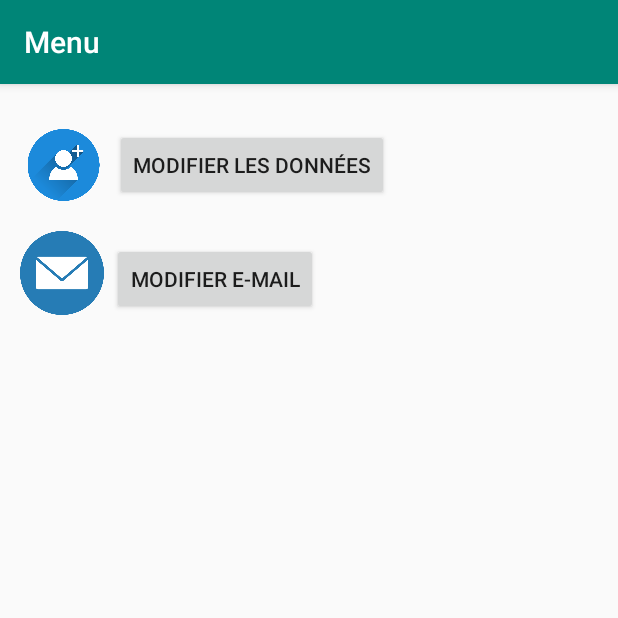
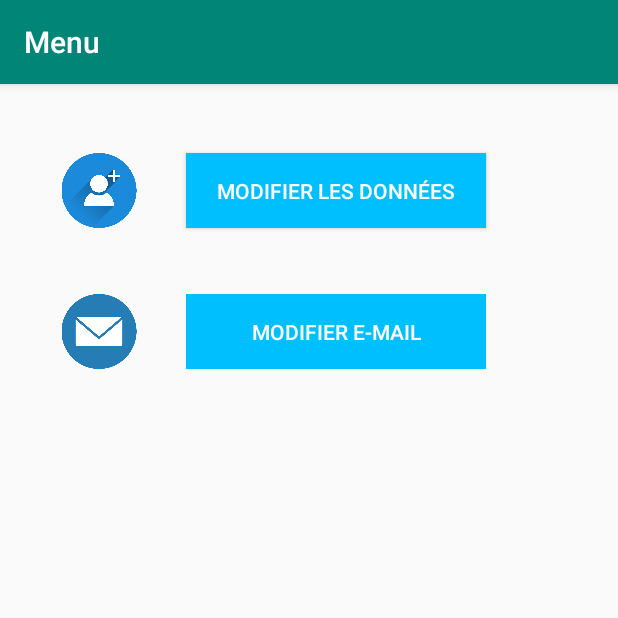
Before and after one commit to HydroZFR/Catchem2, an Android app: the Menu screen opened directly, with no data from a screen before it, on a phone screen of 412 x 824 dp, the top half of it. Run offline under Robolectric (Android 15) with nearby library versions, the phone set to English and light mode, and no system bars; our stand-ins replace Firebase (no records; nobody signed in at launch, a user with empty details on screens opened directly).

Commit message:
Menu embelie

```diff
--- a/app/src/main/java/catchem/catchem2/BDD.java
+++ b/app/src/main/java/catchem/catchem2/BDD.java
@@ -79,7 +79,7 @@ public class BDD {
                 List<DocumentSnapshot> listDocuments;
                 listDocuments = queryDocumentSnapshots.getDocuments();
                 for (DocumentSnapshot unDocument : listDocuments) {
-                    if (unDocument.getString("nom").equals(nom) && unDocument.getString("prenom").equals(prenom)) {
+                    if (unDocument.getString("nom").equals(nom) || unDocument.getString("prenom").equals(prenom)) {
                         Log.i("test quentin", "" + unDocument.getString("immatriculation1"));
                         Button unButton = new Button(affichage.getContext());
                         unButton.setText(nom + " " + prenom);
@@ -142,7 +142,7 @@ public class BDD {
                 List<DocumentSnapshot> listDocuments;
                 listDocuments = queryDocumentSnapshots.getDocuments();
                 for (final DocumentSnapshot unDocument : listDocuments) {
-                    if (unDocument.getString("nom").equals(nom) && unDocument.getString("prenom").equals(prenom)) {
+                    if (unDocument.getString("nom").equals(nom) || unDocument.getString("prenom").equals(prenom)) {
                         Log.i("test quentin", "" + unDocument.getString("immatriculation1"));
                         final Button unButton = new Button(affichage.getContext());
                         unButton.setText(nom + " " + prenom);
--- a/app/src/main/res/layout/activity_menu.xml
+++ b/app/src/main/res/layout/activity_menu.xml
@@ -1,5 +1,5 @@
 <?xml version="1.0" encoding="utf-8"?>
-<LinearLayout xmlns:android="http://schemas.android.com/apk/res/android"
+<android.support.constraint.ConstraintLayout xmlns:android="http://schemas.android.com/apk/res/android"
     xmlns:app="http://schemas.android.com/apk/res-auto"
     xmlns:tools="http://schemas.android.com/tools"
     android:id="@+id/ViewMenu"
@@ -9,58 +9,84 @@
     android:orientation="vertical"
     tools:context=".menu.Menu">
 
+
     <LinearLayout
-        android:id="@+id/linearLayout3"
-        android:layout_width="251dp"
+        android:id="@+id/linearLayout2"
+        android:layout_width="match_parent"
         android:layout_height="wrap_content"
         android:layout_marginStart="8dp"
+        android:layout_marginTop="8dp"
         android:layout_marginEnd="8dp"
-        android:layout_marginBottom="20dp"
-        android:orientation="horizontal">
+        android:orientation="horizontal"
+        app:layout_constraintEnd_toEndOf="parent"
+        app:layout_constraintStart_toStartOf="parent"
+        app:layout_constraintTop_toTopOf="parent">
 
         <ImageView
             android:id="@+id/imageView4"
-            android:layout_width="6dp"
-            android:layout_height="match_parent"
-            android:layout_weight="1"
+            android:layout_width="100dp"
+            android:layout_height="50dp"
+            android:layout_marginStart="8dp"
+            android:layout_marginTop="8dp"
+            android:layout_marginBottom="8dp"
+            app:layout_constraintBottom_toTopOf="@+id/imageView3"
+            app:layout_constraintStart_toStartOf="parent"
+            app:layout_constraintTop_toTopOf="parent"
             app:srcCompat="@drawable/modifier_donnees" />
 
         <Button
             android:id="@+id/ModifierDonnee"
-            android:layout_width="wrap_content"
-            android:layout_height="wrap_content"
+            style="@style/Widget.AppCompat.Button.Small"
+            android:layout_width="200dp"
+            android:layout_height="50dp"
+            android:layout_marginStart="8dp"
+            android:layout_marginTop="8dp"
+            android:background="@color/colorButton"
             android:text="Modifier les données"
-            tools:layout_editor_absoluteX="63dp"
-            tools:layout_editor_absoluteY="57dp" />
+            android:textColor="@android:color/background_light"
+            app:layout_constraintStart_toEndOf="@+id/imageView4"
+            app:layout_constraintTop_toTopOf="parent" />
+
     </LinearLayout>
 
+
     <LinearLayout
-        android:id="@+id/linearLayout2"
-        android:layout_width="204dp"
+        android:layout_width="match_parent"
         android:layout_height="wrap_content"
         android:layout_marginStart="8dp"
+        android:layout_marginTop="28dp"
         android:layout_marginEnd="8dp"
-        android:orientation="horizontal">
+        android:orientation="horizontal"
+        app:layout_constraintEnd_toEndOf="parent"
+        app:layout_constraintHorizontal_bias="0.0"
+        app:layout_constraintStart_toStartOf="parent"
+        app:layout_constraintTop_toBottomOf="@+id/linearLayout2">
 
         <ImageView
             android:id="@+id/imageView3"
-            android:layout_width="match_parent"
-            android:layout_height="match_parent"
-            android:layout_weight="1"
+            android:layout_width="100dp"
+            android:layout_height="50dp"
+            android:layout_marginStart="8dp"
+            android:layout_marginTop="8dp"
+            android:layout_marginBottom="8dp"
+            app:layout_constraintStart_toStartOf="parent"
             app:srcCompat="@drawable/mail"
-            tools:layout_editor_absoluteX="8dp"
-            tools:layout_editor_absoluteY="1181dp" />
+            tools:layout_editor_absoluteY="170dp" />
 
         <Button
             android:id="@+id/ModifeMail"
-            android:layout_width="wrap_content"
-            android:layout_height="wrap_content"
+            style="@style/Widget.AppCompat.Button.Borderless.Colored"
+            android:layout_width="200dp"
+            android:layout_height="50dp"
+            android:layout_marginStart="8dp"
             android:layout_marginTop="8dp"
+            android:background="@color/colorButton"
             android:text="Modifier e-mail"
-            app:layout_constraintTop_toBottomOf="@+id/Historique"
-            tools:ignore="MissingConstraints"
-            tools:layout_editor_absoluteX="63dp" />
-
+            android:textColor="@android:color/background_light"
+            app:layout_constraintStart_toEndOf="@+id/imageView3"
+            app:layout_constraintTop_toBottomOf="@+id/ModifierDonnee"
+            tools:ignore="MissingConstraints" />
     </LinearLayout>
 
-</LinearLayout>
+
+</android.support.constraint.ConstraintLayout>
```
